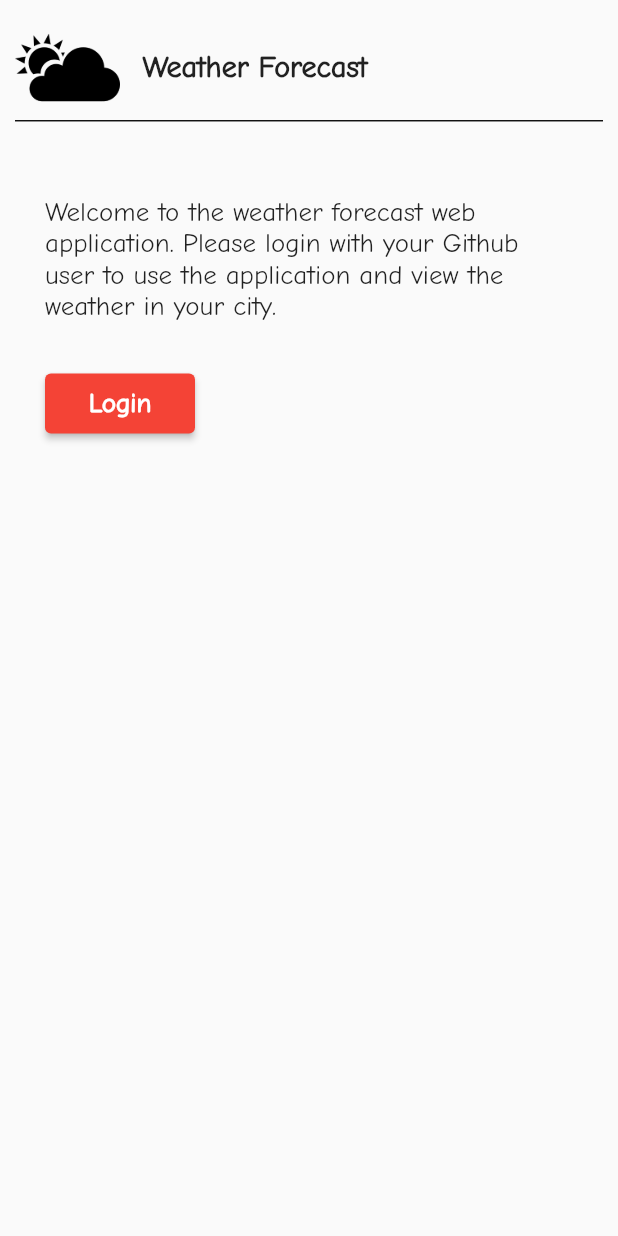
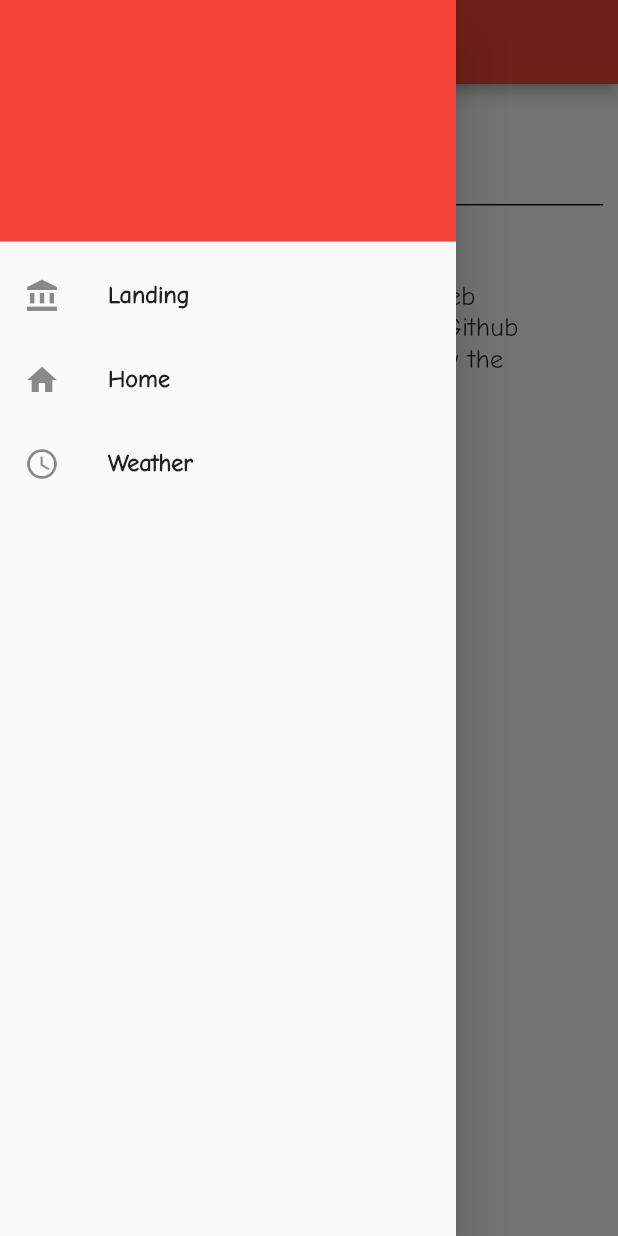
Before and after one commit to marctan/flutter_ehrlich_marc_demo, a Flutter app: the screen it shows after launch, with the side drawer open (before the commit the screen has no drawer), on a phone screen of 412 x 824 dp. Run offline on Flutter 3.47's test engine with Material 2 defaults, Android fonts, the phone set to English and light mode, and no system bars; our stand-ins replace bloc, flutter_bloc, flutter_dotenv, freezed_annotation, get_it, shared_preferences; missing offline and left inert: auth0_flutter.

Commit message:
Create drawer for screen navigation anywhere in the app

```diff
--- /dev/null
+++ b/lib/presentation/components/drawer.dart
@@ -0,0 +1,59 @@
+import 'package:flutter/material.dart';
+import 'package:flutter_ehrlich_weather/presentation/screens/weather_screen.dart';
+import 'package:flutter_ehrlich_weather/utils/routes.dart';
+
+class MyDrawer extends StatelessWidget {
+  const MyDrawer({super.key});
+
+  @override
+  Widget build(BuildContext context) {
+    return Drawer(
+      child: ListView(
+        padding: EdgeInsets.zero,
+        children: [
+          DrawerHeader(
+            decoration: BoxDecoration(
+              color: Theme.of(context).primaryColor,
+            ),
+            child: const SizedBox.shrink(),
+          ),
+          ListTile(
+            leading: const Icon(Icons.account_balance),
+            title: const Text(
+              'Landing',
+              style: TextStyle(fontSize: 16),
+            ),
+            onTap: () {
+              Navigator.pushNamed(context, RouteNav.WELCOME_SCREEN);
+            },
+          ),
+          ListTile(
+            leading: const Icon(Icons.home),
+            title: const Text(
+              'Home',
+              style: TextStyle(fontSize: 16),
+            ),
+            onTap: () {
+              Navigator.pushNamed(context, RouteNav.HOME_SCREEN);
+            },
+          ),
+          ListTile(
+            leading: const Icon(Icons.schedule),
+            title: const Text(
+              'Weather',
+              style: TextStyle(fontSize: 16),
+            ),
+            onTap: () {
+              Navigator.push(
+                context,
+                MaterialPageRoute(
+                  builder: (context) => const WeatherScreen(city: ''),
+                ),
+              );
+            },
+          ),
+        ],
+      ),
+    );
+  }
+}
--- a/lib/presentation/screens/welcome_screen.dart
+++ b/lib/presentation/screens/welcome_screen.dart
@@ -2,6 +2,7 @@ import 'package:flutter/material.dart';
 import 'package:flutter_bloc/flutter_bloc.dart';
 import 'package:flutter_ehrlich_weather/domain/cubit/auth_cubit.dart';
 import 'package:flutter_ehrlich_weather/presentation/components/custom_appbar.dart';
+import 'package:flutter_ehrlich_weather/presentation/components/drawer.dart';
 import 'package:flutter_ehrlich_weather/utils/constants.dart';
 import 'package:flutter_ehrlich_weather/utils/routes.dart';
 
@@ -25,6 +26,8 @@ class _WelcomeScreenState extends State<WelcomeScreen> {
   Widget build(BuildContext context) {
     return SafeArea(
       child: Scaffold(
+        appBar: AppBar(),
+        drawer: const MyDrawer(),
         body: Padding(
           padding: const EdgeInsets.all(10.0),
           child: Column(
```
